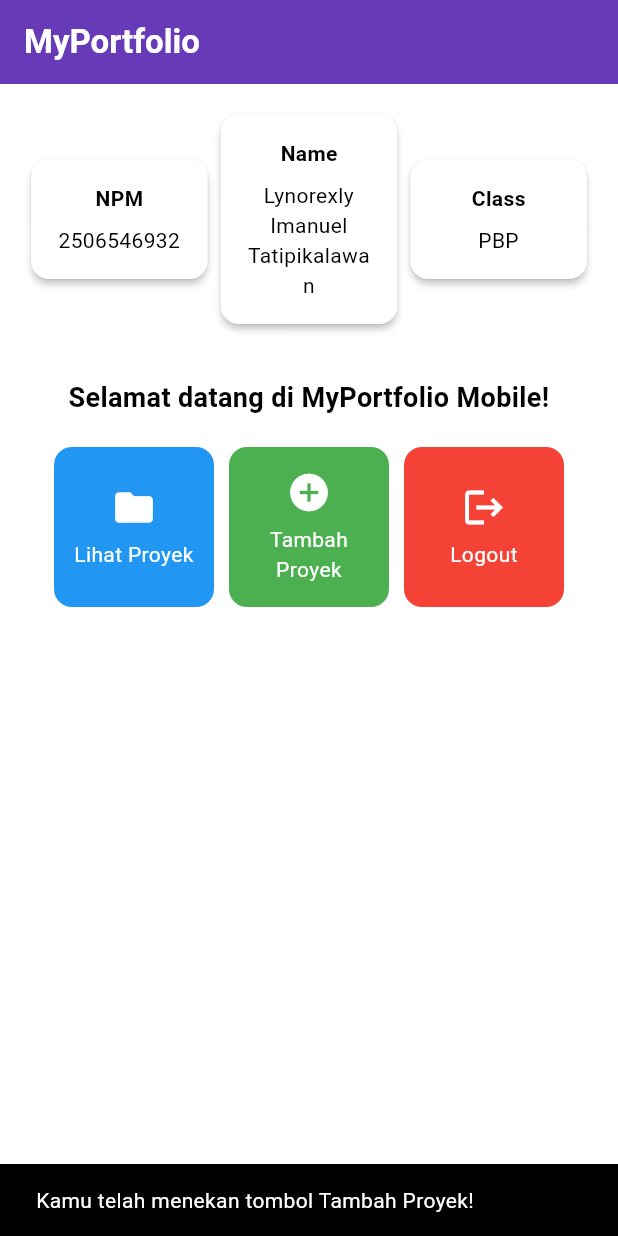
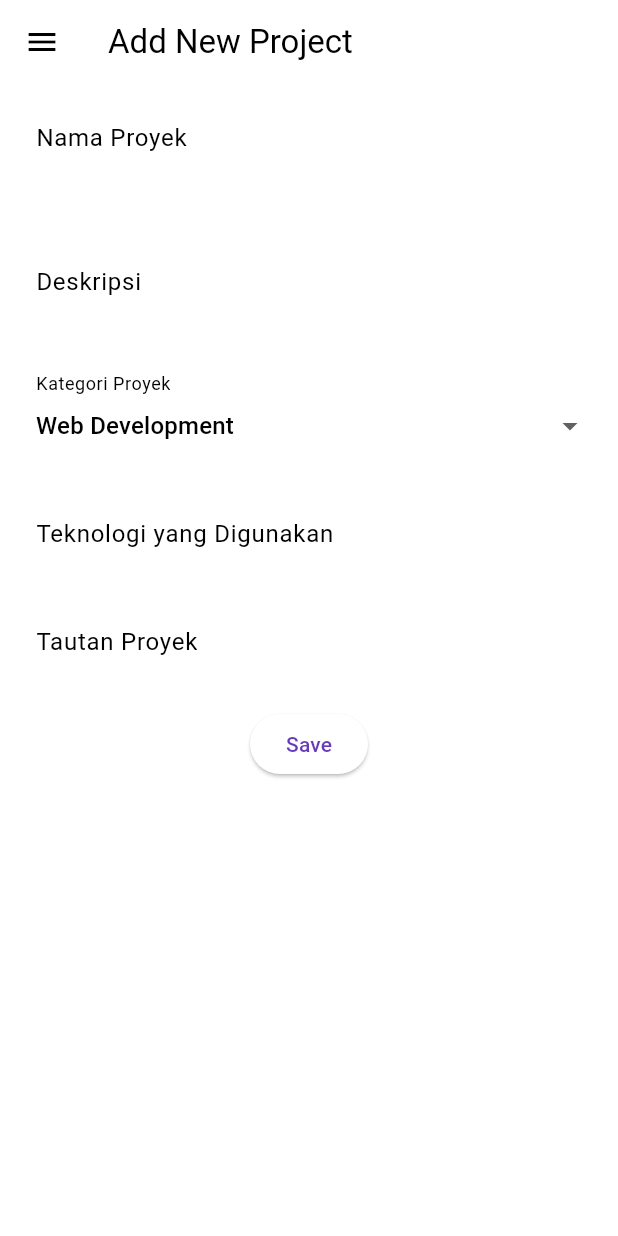
Before and after one commit to Rexlyy/myportofolio-mobile, a Flutter app: the screen it shows after launch, after a tap on "Tambah Proyek", on a phone screen of 412 x 824 dp. Run offline on Flutter 3.47's test engine with Material 3 defaults, Android fonts, the phone set to English and light mode, and no system bars.

Commit message:
Tutorial 9

```diff
--- a/lib/main.dart
+++ b/lib/main.dart
@@ -1,5 +1,6 @@
+
 import 'package:flutter/material.dart';
-import 'menu.dart';
+import 'package:myportofolio_mobile/screens/menu.dart';
 
 void main() {
   runApp(const MyApp());
@@ -11,7 +12,7 @@ class MyApp extends StatelessWidget {
   @override
   Widget build(BuildContext context) {
     return MaterialApp(
-      title: 'MyPortfoliooo',
+      title: 'MyPortfolio',
       theme: ThemeData(
         colorScheme: ColorScheme.fromSwatch(
           primarySwatch: Colors.deepPurple,
--- a/lib/menu.dart
+++ b/lib/screens/menu.dart
@@ -1,13 +1,8 @@
+import 'package:flutter/material.dart';
+import 'package:myportofolio_mobile/models/item_homepage.dart';
+import 'package:myportofolio_mobile/widgets/left_drawer.dart';
+import 'package:myportofolio_mobile/widgets/project_card.dart';
 
-import 'package:flutter/material.dart';
-
-class ItemHomepage {
-  final String name;
-  final IconData icon;
-  final Color color;
-
-  ItemHomepage(this.name, this.icon, this.color);
-}
 
 
 class MyHomePage extends StatelessWidget {
@@ -29,6 +24,7 @@ class MyHomePage extends StatelessWidget {
   Widget build(BuildContext context) {
     return Scaffold(
       // APP BAR
+      drawer: const LeftDrawer(),
       appBar: AppBar(
         title: const Text(
           'MyPortfolio',
@@ -131,60 +127,3 @@ class InfoCard extends StatelessWidget {
     );
   }
 }
-
-// ==========================================
-// WIDGET ITEM CARD
-// ==========================================
-class ItemCard extends StatelessWidget {
-  final ItemHomepage item;
-
-  const ItemCard(this.item, {super.key});
-
-  @override
-  Widget build(BuildContext context) {
-    return Material(
-      color: item.color,
-      borderRadius: BorderRadius.circular(12),
-      child: InkWell(
-        borderRadius: BorderRadius.circular(12),
-
-        // Aksi ketika tombol ditekan
-        onTap: () {
-          ScaffoldMessenger.of(context)
-            ..hideCurrentSnackBar()
-            ..showSnackBar(
-              SnackBar(
-                content: Text(
-                  "Kamu telah menekan tombol ${item.name}!",
-                ),
-              ),
-            );
-        },
-
-        child: Container(
-          padding: const EdgeInsets.all(8),
-          child: Center(
-            child: Column(
-              mainAxisAlignment: MainAxisAlignment.center,
-              children: [
-                Icon(
-                  item.icon,
-                  color: Colors.white,
-                  size: 30.0,
-                ),
-                const SizedBox(height: 6),
-                Text(
-                  item.name,
-                  textAlign: TextAlign.center,
-                  style: const TextStyle(
-                    color: Colors.white,
-                  ),
-                ),
-              ],
-            ),
-          ),
-        ),
-      ),
-    );
-  }
-}
--- /dev/null
+++ b/lib/screens/project_form.dart
@@ -0,0 +1,218 @@
+import 'package:flutter/material.dart';
+import 'package:myportofolio_mobile/widgets/left_drawer.dart';
+
+
+class ProjectFormPage extends StatefulWidget {
+  const ProjectFormPage({super.key});
+
+  @override
+  State<ProjectFormPage> createState() => _ProjectFormPageState();
+}
+
+class _ProjectFormPageState extends State<ProjectFormPage> {
+  // Form key
+  final _formKey = GlobalKey<FormState>();
+
+  // Variabel untuk menyimpan input
+  String _projectName = "";
+  String _description = "";
+  String _category = "Web Development";
+  String _technologies = "";
+  String _projectLink = "";
+
+  // Daftar kategori proyek
+  final List<String> _categories = [
+    'Web Development',
+    'Mobile App',
+    'UI/UX Design',
+    'Data Science',
+    'Other',
+  ];
+
+  @override
+  Widget build(BuildContext context) {
+    return Scaffold(
+      appBar: AppBar(
+        title: const Text('Add New Project'),
+      ),
+      drawer: const LeftDrawer(),
+      body: Form(
+        key: _formKey,
+        child: SingleChildScrollView(
+          child: Column(
+            children: [
+              // Nama Proyek
+              Padding(
+                padding: const EdgeInsets.all(8.0),
+                child: TextFormField(
+                  decoration: const InputDecoration(
+                    hintText: "Nama Proyek",
+                    labelText: "Nama Proyek",
+                    border: OutlineInputBorder(),
+                  ),
+                  onChanged: (String value) {
+                    setState(() {
+                      _projectName = value;
+                    });
+                  },
+                  validator: (String? value) {
+                    if (value == null || value.trim().isEmpty) {
+                      return "Nama proyek tidak boleh kosong!";
+                    }
+                    return null;
+                  },
+                ),
+              ),
+
+              // Deskripsi
+              Padding(
+                padding: const EdgeInsets.all(8.0),
+                child: TextFormField(
+                  decoration: const InputDecoration(
+                    hintText: "Deskripsi Proyek",
+                    labelText: "Deskripsi",
+                    border: OutlineInputBorder(),
+                  ),
+                  maxLines: 3,
+                  onChanged: (String value) {
+                    setState(() {
+                      _description = value;
+                    });
+                  },
+                  validator: (String? value) {
+                    if (value == null || value.trim().isEmpty) {
+                      return "Deskripsi tidak boleh kosong!";
+                    }
+                    return null;
+                  },
+                ),
+              ),
+
+              // Kategori
+              Padding(
+                padding: const EdgeInsets.all(8.0),
+                child: DropdownButtonFormField<String>(
+                  decoration: const InputDecoration(
+                    labelText: "Kategori Proyek",
+                    border: OutlineInputBorder(),
+                  ),
+                  initialValue: _category,
+                  items: _categories.map((String category) {
+                    return DropdownMenuItem<String>(
+                      value: category,
+                      child: Text(category),
+                    );
+                  }).toList(),
+                  onChanged: (String? newValue) {
+                    setState(() {
+                      _category = newValue!;
+                    });
+                  },
+                ),
+              ),
+
+              // Teknologi
+              Padding(
+                padding: const EdgeInsets.all(8.0),
+                child: TextFormField(
+                  decoration: const InputDecoration(
+                    hintText: "Contoh: Flutter, Django, Python",
+                    labelText: "Teknologi yang Digunakan",
+                    border: OutlineInputBorder(),
+                  ),
+                  onChanged: (String value) {
+                    setState(() {
+                      _technologies = value;
+                    });
+                  },
+                ),
+              ),
+
+              // Tautan Proyek
+              Padding(
+                padding: const EdgeInsets.all(8.0),
+                child: TextFormField(
+                  decoration: const InputDecoration(
+                    hintText: "https://github.com/username/project",
+                    labelText: "Tautan Proyek",
+                    border: OutlineInputBorder(),
+                  ),
+                  keyboardType: TextInputType.url,
+                  onChanged: (String value) {
+                    setState(() {
+                      _projectLink = value;
+                    });
+                  },
+                ),
+              ),
+
+              // Tombol Save
+              Padding(
+                padding: const EdgeInsets.all(8.0),
+                child: ElevatedButton(
+                  onPressed: () {
+                    if (_formKey.currentState!.validate()) {
+                      showDialog(
+                        context: context,
+                        builder: (BuildContext context) {
+                          return AlertDialog(
+                            title: const Text(
+                              'Proyek berhasil ditambahkan!',
+                            ),
+                            content: SingleChildScrollView(
+                              child: Column(
+                                crossAxisAlignment:
+                                    CrossAxisAlignment.start,
+                                mainAxisSize: MainAxisSize.min,
+                                children: [
+                                  Text(
+                                    'Nama Proyek: $_projectName',
+                                  ),
+                                  Text(
+                                    'Deskripsi: $_description',
+                                  ),
+                                  Text(
+                                    'Kategori: $_category',
+                                  ),
+                                  Text(
+                                    'Teknologi: $_technologies',
+                                  ),
+                                  Text(
+                                    'Tautan: $_projectLink',
+                                  ),
+                                ],
+                              ),
+                            ),
+                            actions: [
+                              TextButton(
+                                child: const Text('OK'),
+                                onPressed: () {
+                                  _formKey.currentState!.reset();
+
+                                  setState(() {
+                                    _projectName = "";
+                                    _description = "";
+                                    _category = "Web Development";
+                                    _technologies = "";
+                                    _projectLink = "";
+                                  });
+
+                                  Navigator.pop(context);
+                                },
+                              ),
+                            ],
+                          );
+                        },
+                      );
+                    }
+                  },
+                  child: const Text('Save'),
+                ),
+              ),
+            ],
+          ),
+        ),
+      ),
+    );
+  }
+}
--- /dev/null
+++ b/lib/widgets/left_drawer.dart
@@ -0,0 +1,75 @@
+
+import 'package:flutter/material.dart';
+import 'package:myportofolio_mobile/screens/project_form.dart';
+
+class LeftDrawer extends StatelessWidget {
+  const LeftDrawer({super.key});
+
+  @override
+  Widget build(BuildContext context) {
+    return Drawer(
+      child: ListView(
+        children: [
+          // Drawer Header
+          const DrawerHeader(
+            decoration: BoxDecoration(
+              color: Colors.indigo,
+            ),
+            child: Column(
+              crossAxisAlignment: CrossAxisAlignment.start,
+              children: [
+                Text(
+                  'My Portfolio',
+                  style: TextStyle(
+                    fontSize: 30,
+                    fontWeight: FontWeight.bold,
+                    color: Colors.white,
+                  ),
+                ),
+                SizedBox(height: 10),
+                Text(
+                  'Explore personal projects and experiences!',
+                  style: TextStyle(
+                    fontSize: 15,
+                    color: Colors.white,
+                  ),
+                ),
+              ],
+            ),
+          ),
+
+          // Navigasi Home
+          ListTile(
+            leading: const Icon(Icons.home_outlined),
+            title: const Text('Home'),
+            onTap: () {
+              // Kembali ke halaman utama
+              Navigator.popUntil(
+                context,
+                (route) => route.isFirst,
+              );
+            },
+          ),
+
+          // Navigasi Add Project
+          ListTile(
+            leading: const Icon(Icons.add_circle_outline),
+            title: const Text('Add Project'),
+            onTap: () {
+              // Tutup Drawer
+              Navigator.pop(context);
+
+              // Buka halaman Add Project
+              Navigator.push(
+                context,
+                MaterialPageRoute(
+                  builder: (context) => const ProjectFormPage(),
+                ),
+              );
+            },
+          ),
+        ],
+      ),
+    );
+  }
+}
--- /dev/null
+++ b/lib/widgets/project_card.dart
@@ -0,0 +1,67 @@
+import 'package:flutter/material.dart';
+import 'package:myportofolio_mobile/models/item_homepage.dart';
+import 'package:myportofolio_mobile/screens/project_form.dart';
+
+
+class ItemCard extends StatelessWidget {
+  final ItemHomepage item;
+
+  const ItemCard(this.item, {super.key});
+
+  @override
+  Widget build(BuildContext context) {
+    return Material(
+      color: item.color,
+      borderRadius: BorderRadius.circular(12),
+      child: InkWell(
+        borderRadius: BorderRadius.circular(12),
+
+        // Aksi ketika tombol ditekan
+        onTap: () {
+          if (item.name == "Tambah Proyek") {
+            Navigator.push(
+              context,
+              MaterialPageRoute(
+                builder: (context) => const ProjectFormPage(),
+              ),
+            );
+          } else {
+            ScaffoldMessenger.of(context)
+              ..hideCurrentSnackBar()
+              ..showSnackBar(
+                SnackBar(
+                  content: Text(
+                    "Kamu telah menekan tombol ${item.name}!",
+                  ),
+                ),
+              );
+          }
+        },
+
+        child: Container(
+          padding: const EdgeInsets.all(8),
+          child: Center(
+            child: Column(
+              mainAxisAlignment: MainAxisAlignment.center,
+              children: [
+                Icon(
+                  item.icon,
+                  color: Colors.white,
+                  size: 30.0,
+                ),
+                const SizedBox(height: 6),
+                Text(
+                  item.name,
+                  textAlign: TextAlign.center,
+                  style: const TextStyle(
+                    color: Colors.white,
+                  ),
+                ),
+              ],
+            ),
+          ),
+        ),
+      ),
+    );
+  }
+}
```
Also changed, not shown: lib/models/item_homepage.dart (added, +9 -0 lines), 1 other file.
